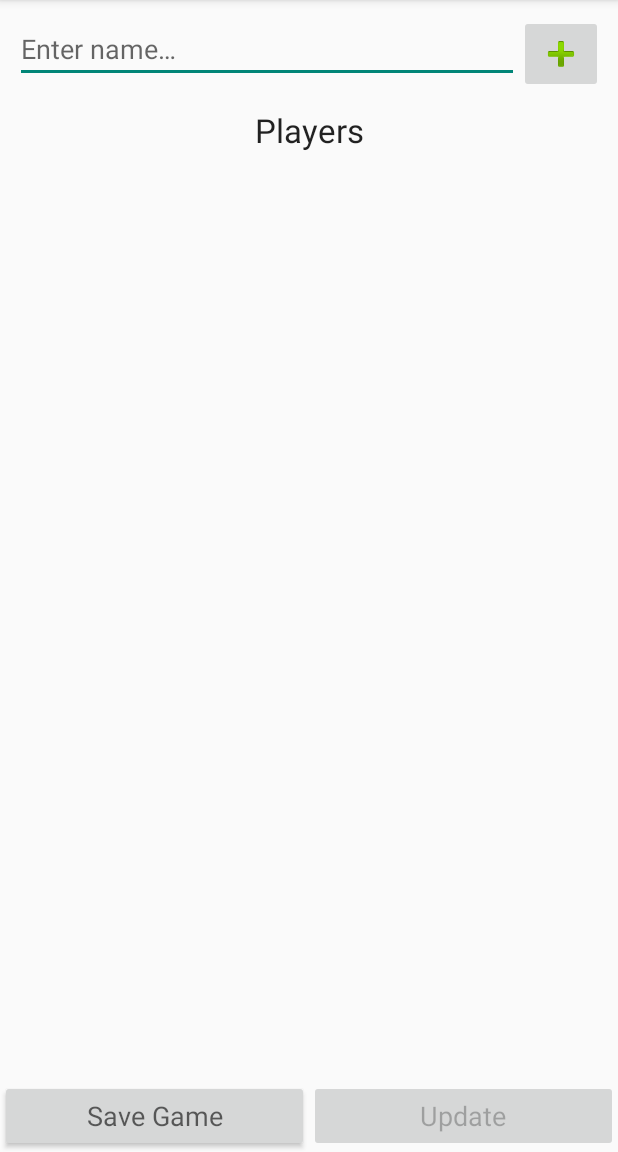
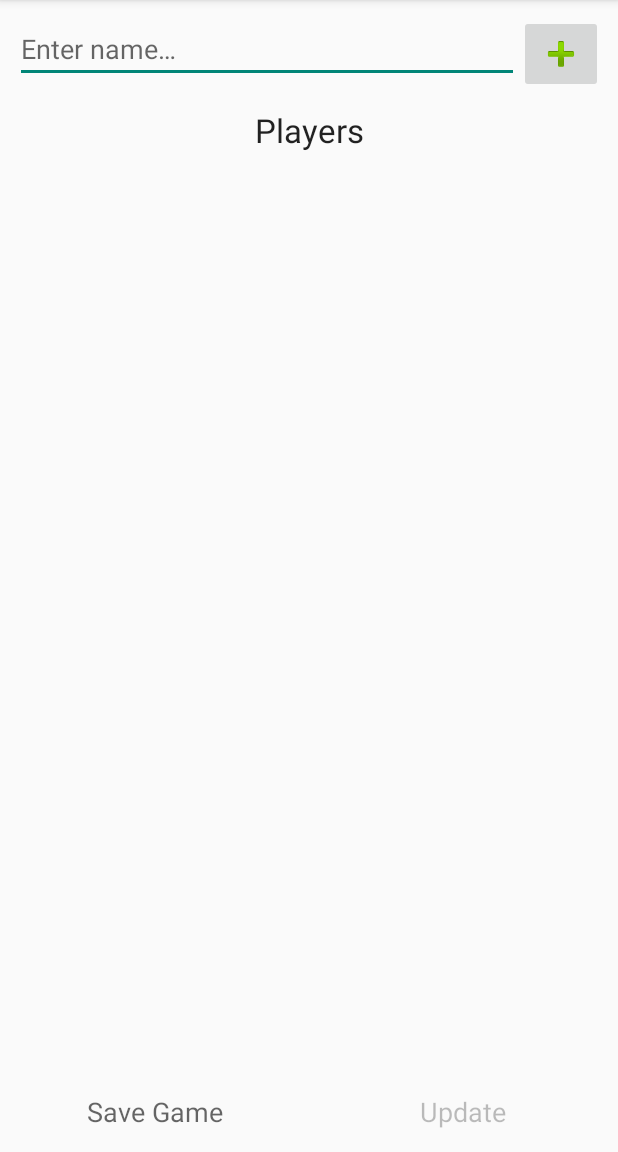
Before and after one commit to lqiu96/ScoreKeeper, an Android app: the Game screen opened directly, with no data from a screen before it, on a phone screen of 412 x 824 dp, the part 84-1236 px from its top. Run offline under Robolectric (Android 15) with nearby library versions, the phone set to English and light mode, and no system bars; 1 statement that could not run was skipped.

Commit message:
Updated the Buttons UI to make them look nice.

```diff
--- a/app/src/main/res/layout/game_main.xml
+++ b/app/src/main/res/layout/game_main.xml
@@ -14,20 +14,23 @@
 
     <LinearLayout
             android:layout_width="match_parent"
-            android:layout_height="wrap_content">
+            android:layout_height="wrap_content"
+            style="?android:attr/buttonBarStyle">
         <Button
                 android:id="@+id/saveGame"
-                android:text="@string/save"
+                android:text="@string/saveGame"
                 android:layout_weight="1"
                 android:layout_width="0dp"
                 android:layout_height="wrap_content"
-                android:textAppearance="?android:attr/textAppearanceMedium"/>
+                android:textAppearance="?android:attr/textAppearanceMedium"
+                style="?android:attr/buttonBarButtonStyle"/>
         <Button
                 android:id="@+id/updateGame"
                 android:text="@string/update"
                 android:layout_weight="1"
                 android:layout_width="0dp"
                 android:layout_height="wrap_content"
-                android:textAppearance="?android:attr/textAppearanceMedium"/>
+                android:textAppearance="?android:attr/textAppearanceMedium"
+                style="?android:attr/buttonBarButtonStyle"/>
     </LinearLayout>
 </LinearLayout>
--- a/app/src/main/res/values/strings.xml
+++ b/app/src/main/res/values/strings.xml
@@ -22,8 +22,8 @@
     <string name="loadGame">Load Previous Game</string>
     <string name="settings">Settings</string>
 
-    <!-- ActionBar -->
-    <string name="save">Save Game</string>
+    <!-- Buttons in Game -->
+    <string name="saveGame">Save Game</string>
     <string name="update">Update</string>
 
     <!-- Errors -->
@@ -39,9 +39,13 @@
     <string name="change">Change name</string>
     <string name="cancel">Cancel</string>
     <string name="confirm">Confirm</string>
+    <string name="save">Save</string>
     <string name="editName">Edit Name:</string>
     <string name="delete">Delete</string>
     <string name="createGame">Create New Game</string>
+    <string name="confirmSaveGame">Do you want to save the game?</string>
+    <string name="fileSaved">File Saved</string>
+    <string name="nothingSaved">Nothing to save</string>
 
     <!-- Settings -->
     <string name="setLimitPlayer">Limit number of players</string>
```
Also changed, not shown: app/src/main/java/com/lawrenceqiu/scorekeeper/app/Game.java (+11 -12 lines).
